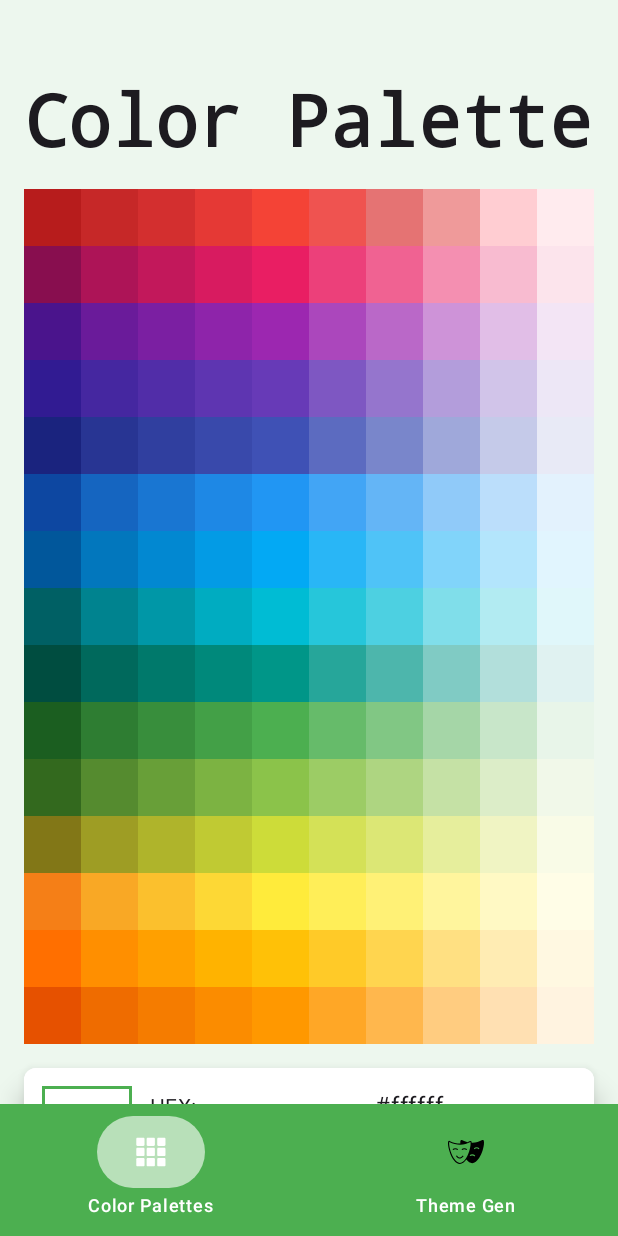
After one commit to KvColorPalette/KvColorPalette-Android, an Android app built with Jetpack Compose: the DashboardTabUI screen opened through its navigation route, on a phone screen of 412 x 824 dp. The commit adds this screen. Run offline under Robolectric (Android 15) with nearby library versions, the phone set to English and light mode, and no system bars.

Commit message:
Create navigation graph and set navigation to detail screens of color palette and theme gen

```diff
--- /dev/null
+++ b/ui-app/src/main/kotlin/com/kavi/droid/color/palette/app/ui/navigation/NavigationHost.kt
@@ -0,0 +1,26 @@
+package com.kavi.droid.color.palette.app.ui.navigation
+
+import androidx.compose.runtime.Composable
+import androidx.navigation.NavHostController
+import androidx.navigation.compose.NavHost
+import androidx.navigation.compose.composable
+import com.kavi.droid.color.palette.app.ui.detail.PaletteGenDetailUI
+import com.kavi.droid.color.palette.app.ui.detail.ThemeGenDetailUI
+import com.kavi.droid.color.palette.app.ui.tab.DashboardTabUI
+
+object NavigationHost {
+    @Composable
+    fun NavGraph(navController: NavHostController) {
+        NavHost(navController = navController, startDestination = "dashboard-tab") {
+            composable(route = "dashboard-tab") {
+                DashboardTabUI(navController = navController)
+            }
+            composable(route = "palette-gen-detail") {
+                PaletteGenDetailUI()
+            }
+            composable(route = "theme-gen-detail") {
+                ThemeGenDetailUI()
+            }
+        }
+    }
+}
--- /dev/null
+++ b/ui-app/src/main/kotlin/com/kavi/droid/color/palette/app/ui/tab/DashboardTabUI.kt
@@ -0,0 +1,92 @@
+package com.kavi.droid.color.palette.app.ui.tab
+
+import androidx.compose.foundation.layout.fillMaxSize
+import androidx.compose.foundation.layout.height
+import androidx.compose.foundation.layout.padding
+import androidx.compose.foundation.layout.width
+import androidx.compose.material3.Icon
+import androidx.compose.material3.MaterialTheme
+import androidx.compose.material3.NavigationBar
+import androidx.compose.material3.NavigationBarItem
+import androidx.compose.material3.Scaffold
+import androidx.compose.material3.Text
+import androidx.compose.runtime.Composable
+import androidx.compose.runtime.getValue
+import androidx.compose.runtime.mutableIntStateOf
+import androidx.compose.runtime.remember
+import androidx.compose.runtime.setValue
+import androidx.compose.ui.Modifier
+import androidx.compose.ui.res.painterResource
+import androidx.compose.ui.tooling.preview.Preview
+import androidx.compose.ui.unit.dp
+import androidx.navigation.NavHostController
+import androidx.navigation.compose.rememberNavController
+import com.kavi.droid.color.palette.app.R
+import com.kavi.droid.color.palette.app.model.TabItem
+import com.kavi.droid.color.palette.app.theme.KvColorPaletteTheme
+import com.kavi.droid.color.palette.app.theme.navigationBarColors
+import com.kavi.droid.color.palette.app.ui.tab.palette.ColorPaletteTab
+import com.kavi.droid.color.palette.app.ui.tab.theme.ThemeColorGenTab
+
+@Composable
+fun DashboardTabUI(navController: NavHostController) {
+    val tabItems = listOf(
+        TabItem(name = "Color Palettes", icon = R.drawable.icon_color_grid),
+        TabItem(name = "Theme Gen", icon = R.drawable.icon_theme_masks)
+    )
+    var selectedTabIndex by remember { mutableIntStateOf(0) }
+
+    Scaffold(
+        bottomBar = {
+            NavigationBar(
+                containerColor = MaterialTheme.colorScheme.primary
+            ) {
+                tabItems.forEachIndexed { index, tabItem ->
+                    NavigationBarItem(
+                        modifier = Modifier
+                            .padding(4.dp),
+                        colors = navigationBarColors(),
+                        selected = selectedTabIndex == index,
+                        onClick = { selectedTabIndex = index },
+                        label = { Text(tabItem.name) },
+                        icon = {
+                            Icon(
+                                painterResource(id = tabItem.icon),
+                                contentDescription = "",
+                                modifier = Modifier
+                                    .width(40.dp)
+                                    .height(40.dp)
+                                    .padding(8.dp),
+                            )
+                        }
+                    )
+                }
+            }
+        }
+    ) { innerPadding ->
+        // Content displayed above the bottom bar
+        TabContent(
+            navController = navController,
+            selectedTabIndex = selectedTabIndex,
+            modifier = Modifier
+                .padding(bottom = innerPadding.calculateBottomPadding())
+                .fillMaxSize()
+        )
+    }
+}
+
+@Composable
+fun TabContent(navController: NavHostController, selectedTabIndex: Int, modifier: Modifier = Modifier) {
+    when (selectedTabIndex) {
+        0 -> ColorPaletteTab(navController = navController, modifier = modifier)
+        1 -> ThemeColorGenTab(navController = navController, modifier =  modifier)
+    }
+}
+
+@Preview(showBackground = true)
+@Composable
+fun DashboardTabUIPreview() {
+    KvColorPaletteTheme {
+        DashboardTabUI(rememberNavController())
+    }
+}
```
Also changed, not shown: ui-app/src/main/kotlin/com/kavi/droid/color/palette/app/ui/MainActivity.kt (+9 -88 lines), ui-app/src/main/kotlin/com/kavi/droid/color/palette/app/ui/detail/PaletteGenDetailUI.kt (added, +19 -0 lines), ui-app/src/main/kotlin/com/kavi/droid/color/palette/app/ui/detail/ThemeGenDetailUI.kt (added, +19 -0 lines), ui-app/src/main/kotlin/com/kavi/droid/color/palette/app/ui/tab/palette/ColorPaletteTab.kt (+6 -2 lines), ui-app/src/main/kotlin/com/kavi/droid/color/palette/app/ui/tab/theme/ThemeColorGen.kt (+5 -2 lines).
